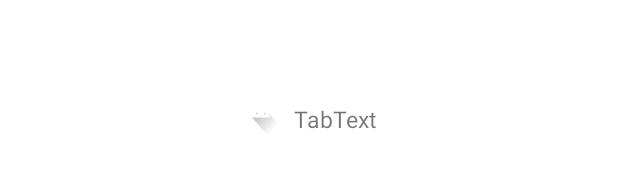
After one commit to alex-florez/ContactTracker_AndroidClient, an Android app: the layout tab_item.xml on its own in the app's theme, with its tools: preview values and no code run, on a phone screen of 412 x 824 dp. The commit adds this screen. Shown: the part 505-676 px from the top of the screen. Run offline under Robolectric (Android 15) with nearby library versions, the phone set to English and light mode, and no system bars.

Commit message:
Intentando poner iconos en las Tabs

```diff
--- a/app/src/main/java/es/uniovi/eii/contacttracker/adapters/TrackLocationTabsPageAdapter.kt
+++ b/app/src/main/java/es/uniovi/eii/contacttracker/adapters/TrackLocationTabsPageAdapter.kt
@@ -42,4 +42,6 @@ class TrackLocationTabsPageAdapter(
     override fun getPageTitle(position: Int): CharSequence {
         return tabTitles[position]
     }
+
+
 }
--- a/app/src/main/res/layout/fragment_track_location_tabs.xml
+++ b/app/src/main/res/layout/fragment_track_location_tabs.xml
@@ -4,7 +4,7 @@
     xmlns:tools="http://schemas.android.com/tools"
     android:layout_width="match_parent"
     android:layout_height="match_parent"
-    tools:context=".fragments.TrackLocationTabsFragment">
+    tools:context=".fragments.tracklocation.TrackLocationTabsFragment">
 
     <LinearLayout
         android:layout_width="match_parent"
@@ -26,7 +26,8 @@
                 android:layout_width="match_parent"
                 android:layout_height="match_parent"
                 app:tabGravity="fill"
-                app:tabMode="fixed"/>
+                app:tabMode="fixed"
+                app:tabInlineLabel="true"/>
         </com.google.android.material.appbar.AppBarLayout>
 
         <androidx.viewpager.widget.ViewPager
--- a/app/src/main/res/layout/fragment_tracker.xml
+++ b/app/src/main/res/layout/fragment_tracker.xml
@@ -11,7 +11,7 @@
         android:id="@+id/txtLabelTracker"
         android:layout_width="wrap_content"
         android:layout_height="wrap_content"
-        android:text="Inicar/Detener el rastreador de ubicación"
+        android:text="@string/labelStartStop"
         app:layout_constraintBottom_toTopOf="@+id/linearLayout"
         app:layout_constraintEnd_toEndOf="parent"
         app:layout_constraintStart_toStartOf="parent"
--- /dev/null
+++ b/app/src/main/res/layout/tab_item.xml
@@ -0,0 +1,25 @@
+<?xml version="1.0" encoding="utf-8"?>
+<LinearLayout
+    xmlns:android="http://schemas.android.com/apk/res/android"
+    xmlns:tools="http://schemas.android.com/tools"
+    android:layout_width="match_parent"
+    android:layout_height="match_parent"
+    android:orientation="horizontal"
+    android:gravity="center">
+
+    <ImageView
+        android:id="@+id/tab_icon"
+        android:layout_width="28dp"
+        android:layout_height="32dp"
+        android:background="@drawable/ic_launcher_foreground" />
+
+    <TextView
+        android:layout_width="wrap_content"
+        android:layout_height="wrap_content"
+        android:paddingTop="8dp"
+        android:paddingLeft="8dp"
+        android:text="TabText"
+        android:textSize="15dp"/>
+
+
+</LinearLayout>
--- a/app/src/main/res/values/strings.xml
+++ b/app/src/main/res/values/strings.xml
@@ -14,5 +14,6 @@
     <!-- Rastreador de ubicación: Tracker Fragment -->
     <string name="start">Start</string>
     <string name="stop">Stop</string>
+    <string name="labelStartStop">Iniciar o Detener el rastreador de ubicación</string>
 
 </resources>
```
Also changed, not shown: app/src/main/java/es/uniovi/eii/contacttracker/fragments/tracklocation/TrackLocationTabsFragment.kt (+16 -0 lines).
